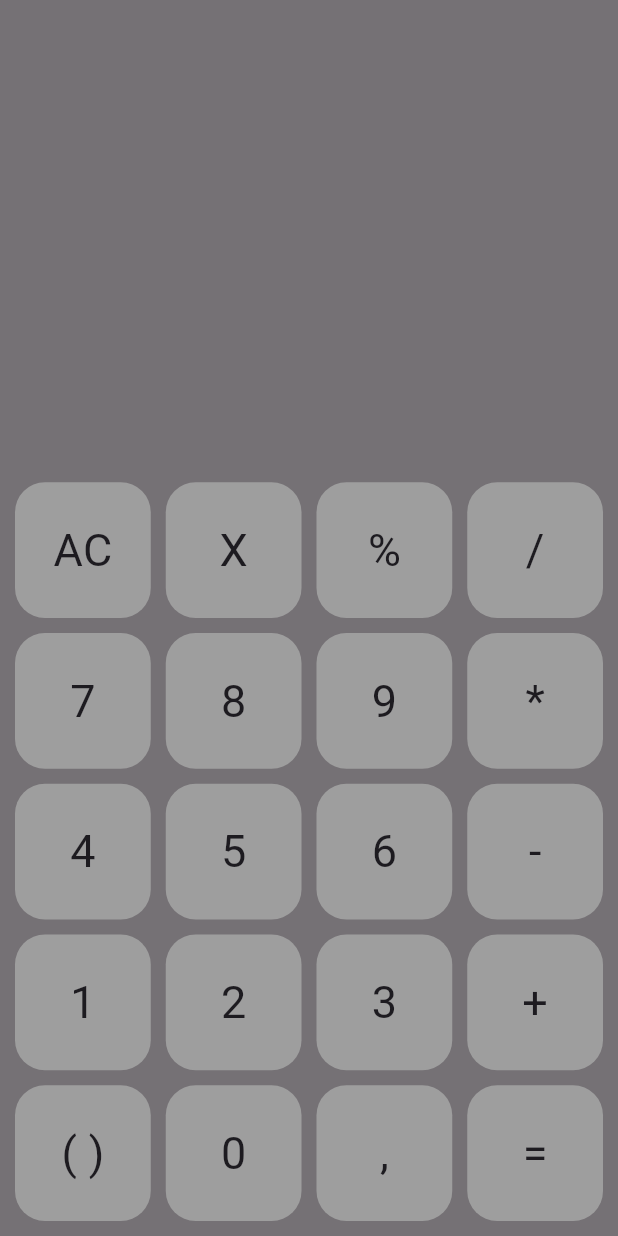
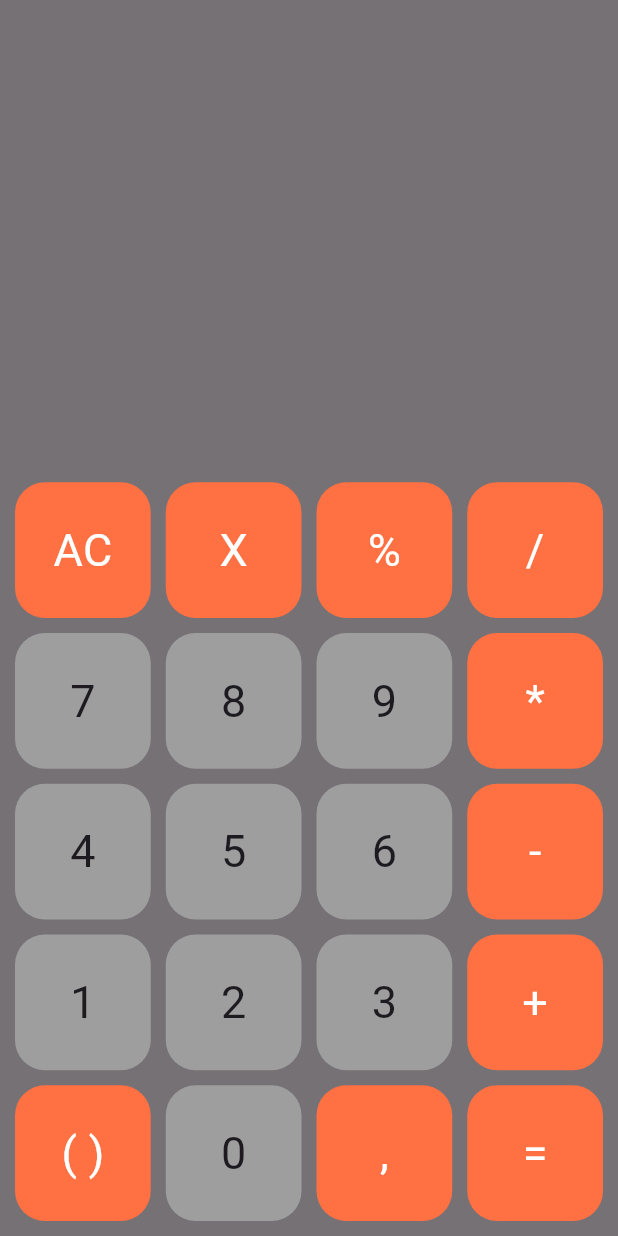
Before and after one commit to saidumarrahmonov6/kalkulyator, a Flutter app: the screen it shows after launch, on a phone screen of 412 x 824 dp. Run offline on Flutter 3.47's test engine with Material 3 defaults, Android fonts, the phone set to English and light mode, and no system bars; our stand-ins replace math_expressions.

Commit message:
Initial commit

```diff
--- a/lib/main.dart
+++ b/lib/main.dart
@@ -1,6 +1,8 @@
 import 'package:flutter/material.dart';
 import 'package:kalkulyator/custom_button.dart';
 import 'package:math_expressions/math_expressions.dart';
+
+import 'main_button.dart';
 
 void main() {
   runApp(MaterialApp(
@@ -78,7 +80,7 @@ class _MyAppState extends State<MyApp> {
                       mainAxisSpacing: 10,
                       crossAxisSpacing: 10),
                   children: [
-                    Button(
+                    Main_Button(
                       character: 'AC',
                       voidCallback: () {
                         setState(() {
@@ -89,7 +91,7 @@ class _MyAppState extends State<MyApp> {
                         calculate(number.text);
                       },
                     ),
-                    Button(
+                    Main_Button(
                       character: 'X',
                       voidCallback: () {
                         setState(() {
@@ -105,13 +107,13 @@ class _MyAppState extends State<MyApp> {
                         calculate(number.text);
                       },
                     ),
-                    Button(
+                    Main_Button(
                       character: '%',
                       voidCallback: () {
                         add("%");
                       },
                     ),
-                    Button(
+                    Main_Button(
                       character: '/',
                       voidCallback: () {
                         add("/");
@@ -135,7 +137,7 @@ class _MyAppState extends State<MyApp> {
                         add("9");
                       },
                     ),
-                    Button(
+                    Main_Button(
                       character: '*',
                       voidCallback: () {
                         add("*");
@@ -159,7 +161,7 @@ class _MyAppState extends State<MyApp> {
                         add("6");
                       },
                     ),
-                    Button(
+                    Main_Button(
                       character: '-',
                       voidCallback: () {
                         add("-");
@@ -183,13 +185,13 @@ class _MyAppState extends State<MyApp> {
                         add("3");
                       },
                     ),
-                    Button(
+                    Main_Button(
                       character: '+',
                       voidCallback: () {
                         add("+");
                       },
                     ),
-                    Button(
+                    Main_Button(
                       character: '( )',
                       voidCallback: () {
                         testq++;
@@ -206,13 +208,13 @@ class _MyAppState extends State<MyApp> {
                         add("0");
                       },
                     ),
-                    Button(
+                    Main_Button(
                       character: ',',
                       voidCallback: () {
                         add(",");
                       },
                     ),
-                    Button(
+                    Main_Button(
                       character: '=',
                       voidCallback: () {
                         setState(() {
@@ -220,6 +222,7 @@ class _MyAppState extends State<MyApp> {
                           expermission = "";
                           number = TextEditingController(text: result);
                           expermission = result;
+                          result = "";
                         });
 
                       },
--- /dev/null
+++ b/lib/main_button.dart
@@ -0,0 +1,26 @@
+import 'package:flutter/material.dart';
+
+class Main_Button extends StatelessWidget {
+
+  final String character;
+
+  final VoidCallback voidCallback;
+  const Main_Button({super.key, required this.character, required this.voidCallback});
+
+  @override
+  Widget build(BuildContext context) {
+    return GestureDetector(
+      onTap: voidCallback,
+      child:  Container(
+        alignment: Alignment.center,
+        decoration: BoxDecoration(
+          borderRadius: BorderRadius.circular(20),
+          color: Colors.deepOrange[400]
+        ),
+        width: 100,
+        height: 100,
+        child: Text(character, style: TextStyle(fontSize: 30, color: Colors.white),),
+      ),
+    );
+  }
+}
```
